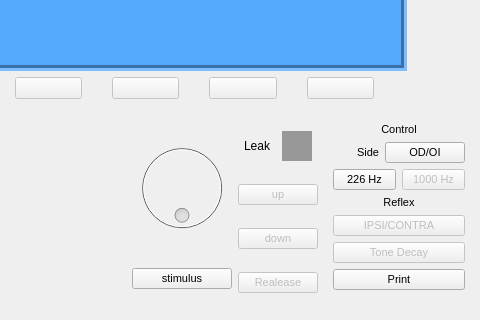
Debaq/LabSim, file src/impedanciometria/UI/Z_control.ui: the form before one commit; both pictures show x 260 to 740 and y 220 to 540 of the 740 by 540 pixel window.
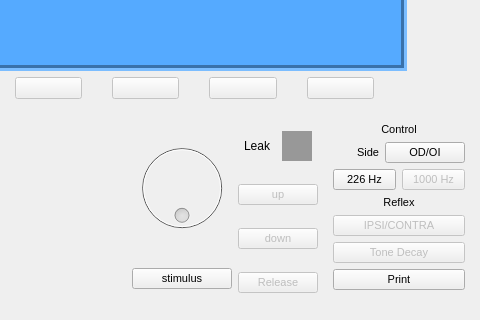
The form after the commit.

The edit to the form file:
```diff
--- a/src/impedanciometria/UI/Z_control.ui
+++ b/src/impedanciometria/UI/Z_control.ui
@@ -375,7 +375,7 @@
              </font>
             </property>
             <property name="text">
-             <string>Realease</string>
+             <string>Release</string>
             </property>
            </widget>
           </item>
```
